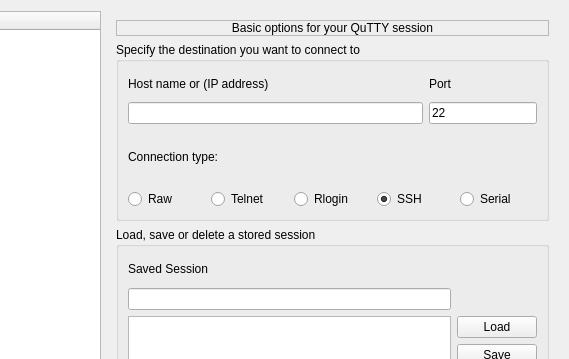
Old version of the form GuiSettingsWindow.ui in the repository rajendrant/qutty; both pictures show x 110 to 679 and y 0 to 359 of the 679 by 561 pixel window.
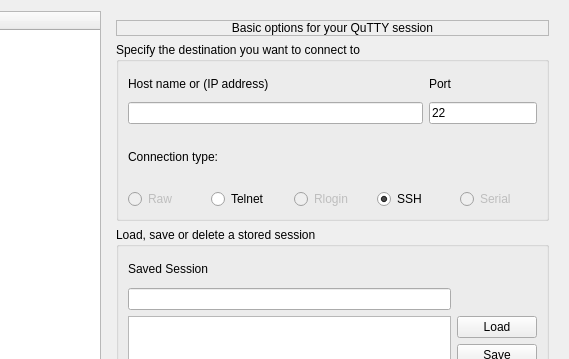
New version of the form. The open tabs and pages were chosen to show the change.

What changed in the file:
```diff
--- a/GuiSettingsWindow.ui
+++ b/GuiSettingsWindow.ui
@@ -337,6 +337,9 @@
              <layout class="QHBoxLayout" name="horizontalLayout">
               <item>
                <widget class="QRadioButton" name="rb_contype_raw">
+                <property name="enabled">
+                 <bool>false</bool>
+                </property>
                 <property name="text">
                  <string>Raw</string>
                 </property>
@@ -357,6 +360,9 @@
               </item>
               <item>
                <widget class="QRadioButton" name="rb_contype_rlogin">
+                <property name="enabled">
+                 <bool>false</bool>
+                </property>
                 <property name="text">
                  <string>Rlogin</string>
                 </property>
@@ -380,6 +386,9 @@
               </item>
               <item>
                <widget class="QRadioButton" name="rb_contype_serial">
+                <property name="enabled">
+                 <bool>false</bool>
+                </property>
                 <property name="text">
                  <string>Serial</string>
                 </property>
```
Left out of the diff: 2 changed lines with no effect on the pictures.
